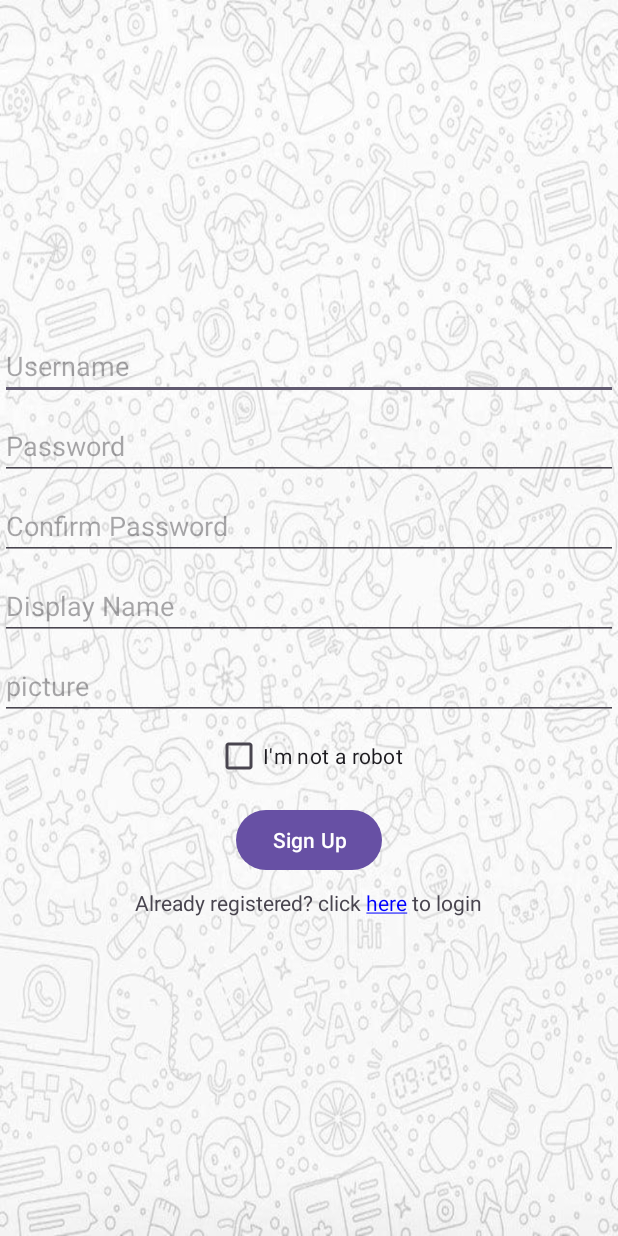
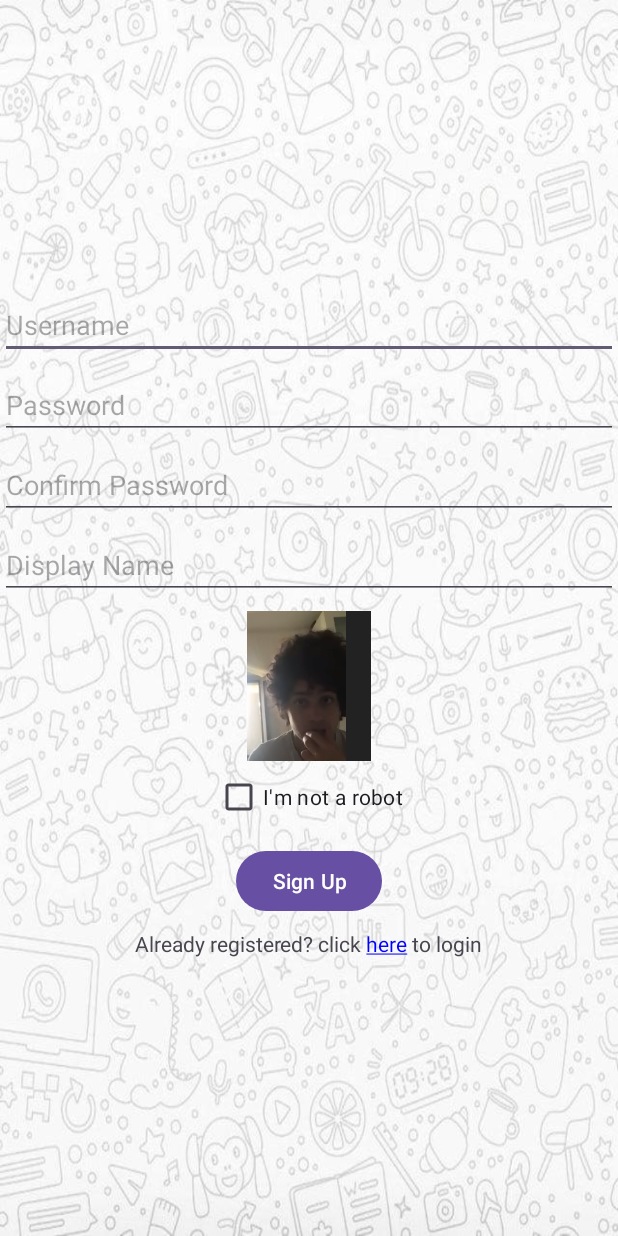
Before and after one commit to NadavRam1/AP2_EX3, an Android app: the screen it shows after launch (MainActivity), on a phone screen of 412 x 824 dp. Run offline under Robolectric (Android 15) with nearby library versions, the phone set to English and light mode, and no system bars.

```diff
--- a/app/src/main/res/layout/activity_main.xml
+++ b/app/src/main/res/layout/activity_main.xml
@@ -52,13 +52,13 @@
             android:hint="@string/display_name_text"
             android:autofillHints="displayName"/>
 
-        <EditText
-            android:layout_width="match_parent"
-            android:layout_height="wrap_content"
+        <ImageView
+            android:id="@+id/imageView"
+            android:layout_width="100dp"
+            android:layout_height="100dp"
             android:layout_marginTop="8dp"
-            android:inputType="none"
-            android:hint="@string/picture_text"
-            android:autofillHints="picture"/>
+            android:src="@drawable/placeholder_image"
+            android:onClick="selectImage" />
 
         <CheckBox
             android:id="@+id/robotCheck"
```
Also changed, not shown: app/src/main/java/com/example/ap2_ex3/MainActivity.java (+71 -18 lines), app/src/main/res/drawable/placeholder_image.png (added), 2 other files.
